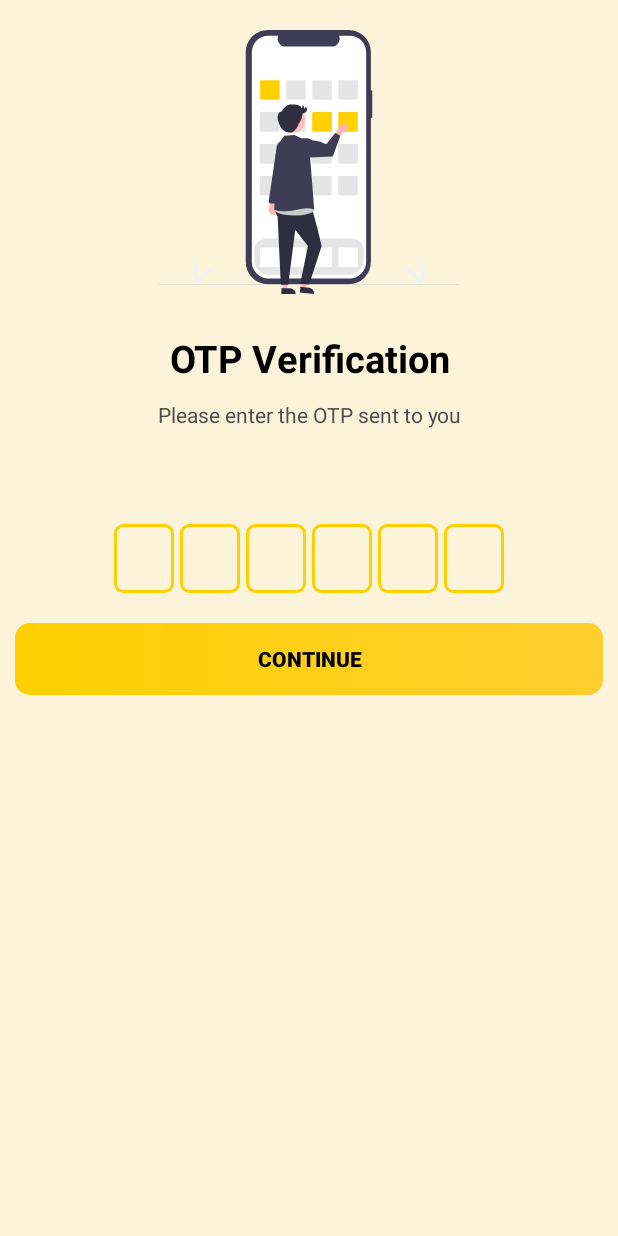
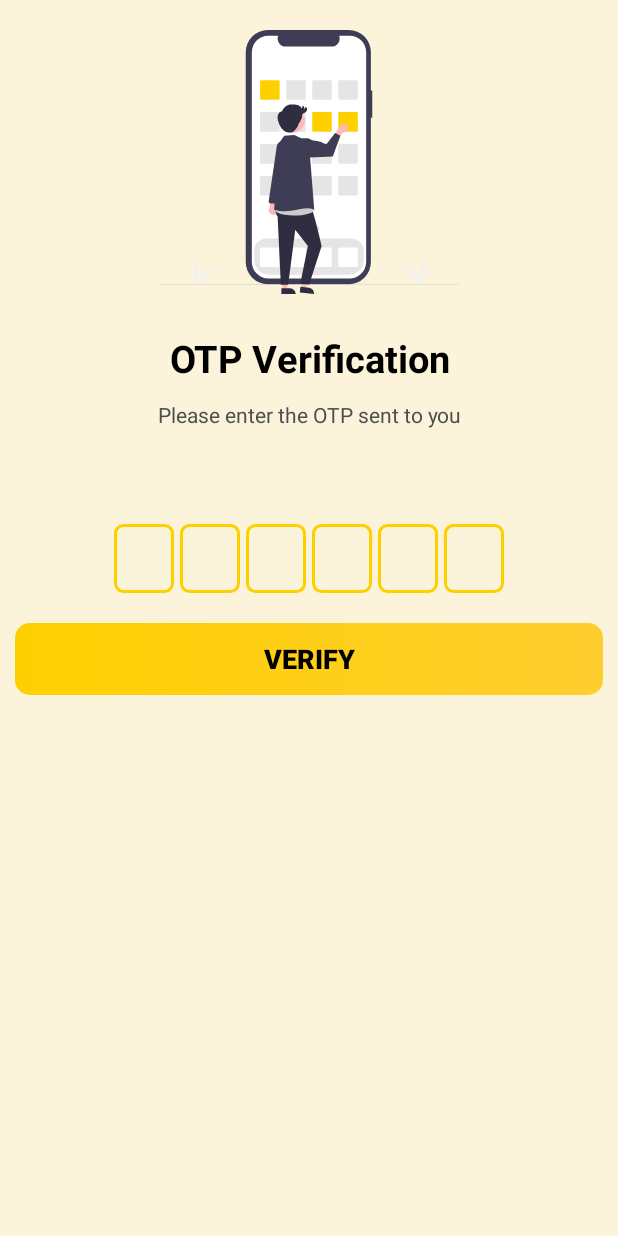
Before and after one commit to thang-uit/tuichat_android_java, an Android app: the OTPActivity screen opened directly, with no data from a screen before it, on a phone screen of 412 x 824 dp. Run offline under Robolectric (Android 15) with nearby library versions, the phone set to English and light mode, and no system bars; our stand-ins replace Firebase (no records; nobody signed in at launch, a user with empty details on screens opened directly).

Commit message:
01:10 18/8/2021

```diff
--- /dev/null
+++ b/app/src/main/java/com/thanguit/tuichat/animations/AnimationScale.java
@@ -0,0 +1,57 @@
+package com.thanguit.tuichat.animations;
+
+import android.content.Context;
+import android.view.MotionEvent;
+import android.view.animation.Animation;
+import android.view.animation.AnimationUtils;
+import android.widget.Button;
+import android.widget.ImageView;
+
+import com.thanguit.tuichat.R;
+
+public class AnimationScale {
+    private static AnimationScale instance;
+    private Animation scaleUpAnimation, scaleDownAnimation;
+
+    public AnimationScale() {
+    }
+
+    public static AnimationScale getInstance() {
+        if (instance == null) {
+            synchronized (AnimationScale.class) {
+                if (instance == null) {
+                    instance = new AnimationScale();
+                }
+            }
+        }
+        return instance;
+    }
+
+    public void eventButton(Context context, Button button) {
+        this.scaleUpAnimation = AnimationUtils.loadAnimation(context, R.anim.scale_up);
+        this.scaleDownAnimation = AnimationUtils.loadAnimation(context, R.anim.scale_down);
+
+        button.setOnTouchListener((v, event) -> {
+            if (event.getAction() == MotionEvent.ACTION_DOWN) {
+                button.startAnimation(scaleDownAnimation);
+            } else if (event.getAction() == MotionEvent.ACTION_UP) {
+                button.startAnimation(scaleUpAnimation);
+            }
+            return false;
+        });
+    }
+
+    public void eventImageView(Context context, ImageView imageView) {
+        this.scaleUpAnimation = AnimationUtils.loadAnimation(context, R.anim.scale_up);
+        this.scaleDownAnimation = AnimationUtils.loadAnimation(context, R.anim.scale_down);
+
+        imageView.setOnTouchListener((v, event) -> {
+            if (event.getAction() == MotionEvent.ACTION_DOWN) {
+                imageView.startAnimation(scaleDownAnimation);
+            } else if (event.getAction() == MotionEvent.ACTION_UP) {
+                imageView.startAnimation(scaleUpAnimation);
+            }
+            return false;
+        });
+    }
+}
--- /dev/null
+++ b/app/src/main/res/anim/scale_down.xml
@@ -0,0 +1,10 @@
+<?xml version="1.0" encoding="utf-8"?>
+<scale xmlns:android="http://schemas.android.com/apk/res/android"
+    android:duration="120"
+    android:fromXScale="1"
+    android:fromYScale="1"
+    android:pivotX="50%"
+    android:pivotY="50%"
+    android:toXScale="0.8"
+    android:toYScale="0.8">
+</scale>
--- /dev/null
+++ b/app/src/main/res/anim/scale_up.xml
@@ -0,0 +1,10 @@
+<?xml version="1.0" encoding="utf-8"?>
+<scale xmlns:android="http://schemas.android.com/apk/res/android"
+    android:duration="120"
+    android:fromXScale="0.8"
+    android:fromYScale="0.8"
+    android:pivotX="50%"
+    android:pivotY="50%"
+    android:toXScale="1"
+    android:toYScale="1">
+</scale>
--- a/app/src/main/res/layout/activity_otpactivity.xml
+++ b/app/src/main/res/layout/activity_otpactivity.xml
@@ -218,8 +218,9 @@
             android:layout_height="wrap_content"
             android:layout_gravity="center"
             android:background="@drawable/shape_background_gradient_corner_10dp"
-            android:text="@string/btnPhoneNumber"
+            android:text="@string/btnVerifyOTP"
             android:textColor="@color/color_1"
+            android:textSize="18sp"
             android:textStyle="bold" />
     </FrameLayout>
 </LinearLayout>
--- a/app/src/main/res/layout/activity_phone_number.xml
+++ b/app/src/main/res/layout/activity_phone_number.xml
@@ -80,5 +80,6 @@
         android:background="@drawable/shape_background_gradient_corner_10dp"
         android:text="@string/btnPhoneNumber"
         android:textColor="@color/color_1"
+        android:textSize="18sp"
         android:textStyle="bold" />
 </LinearLayout>
--- a/app/src/main/res/values/strings.xml
+++ b/app/src/main/res/values/strings.xml
@@ -1,5 +1,10 @@
 <resources>
     <string name="app_name">TuiChat</string>
+
+    <string name="toast1">Too many requests. Please wait 2 minutes and try again later</string>
+    <string name="toast2">Error! Please enter the correct phone number</string>
+    <string name="toast3">Error! Please try again</string>
+
 
     <string name="tvDeveloper">Thanguit Developer</string>
 
@@ -11,8 +16,10 @@
 
     <string name="tvOTP">OTP Verification</string>
     <string name="tvOTPTip">Please enter the OTP sent to you</string>
+    <string name="btnVerifyOTP">Verify</string>
     <string name="tvErrorPhoneNumber">Null</string>
     <string name="edtOTPError">Missing</string>
+
 
 
 
```
Also changed, not shown: app/src/main/AndroidManifest.xml (+5 -4 lines), app/src/main/java/com/thanguit/tuichat/activities/OTPActivity.java (+106 -40 lines), app/src/main/java/com/thanguit/tuichat/activities/PhoneNumberActivity.java (+7 -1 lines), app/src/main/java/com/thanguit/tuichat/animations/OpenSoftKeyboard.java (added, +31 -0 lines).
